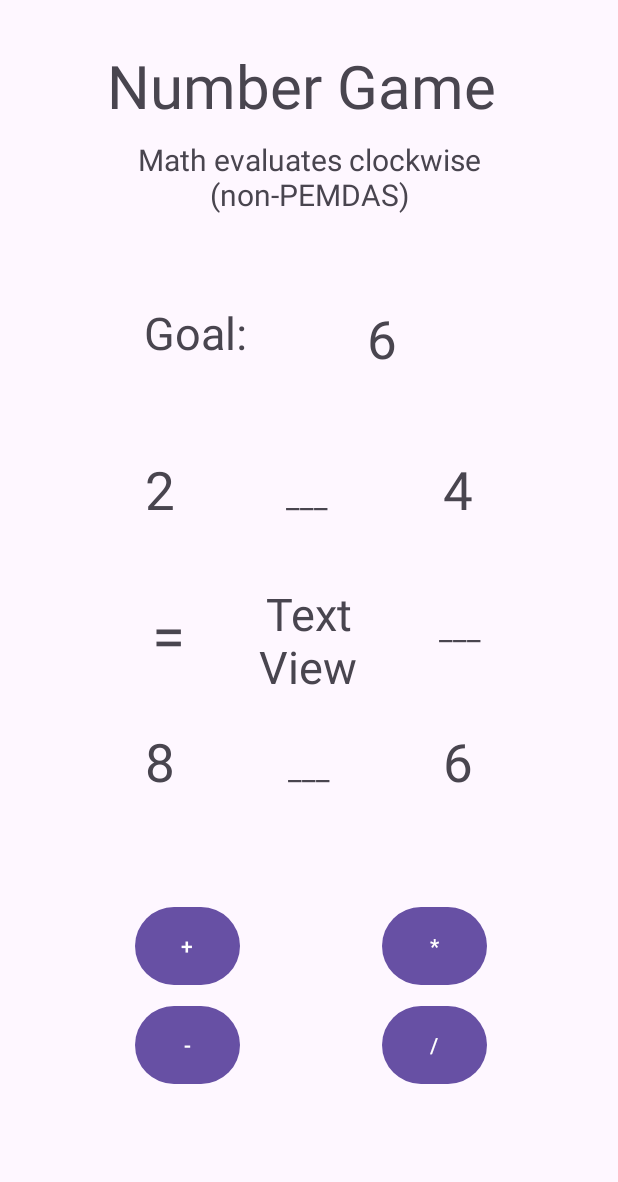
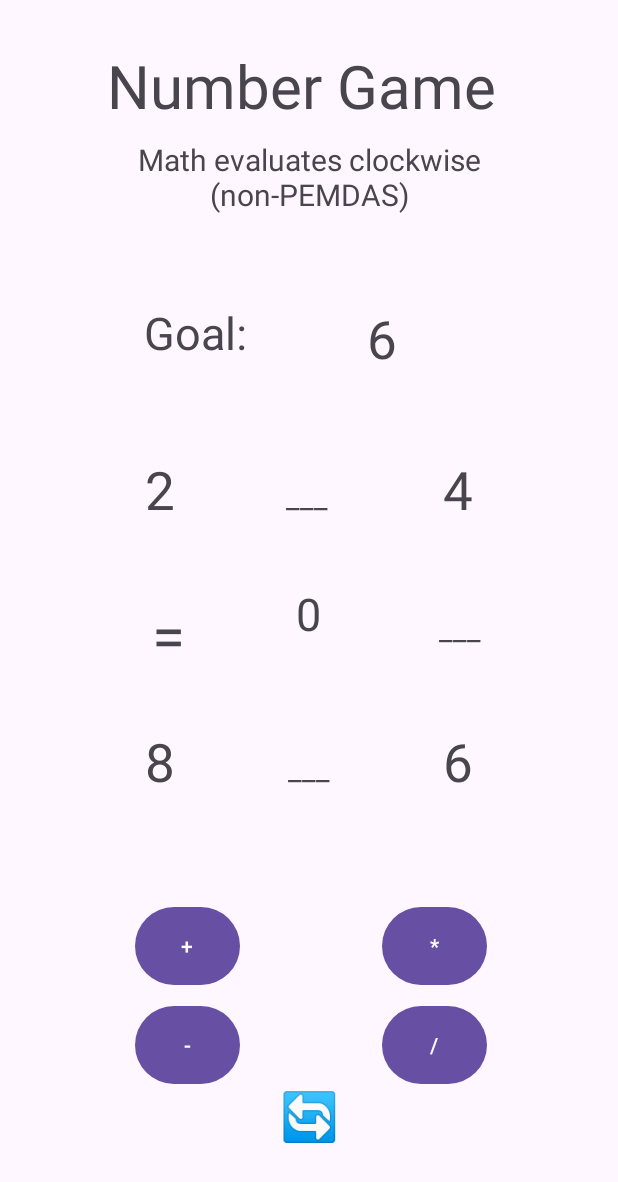
Before and after one commit to tcbrakefield2/kotlin_team_proj, an Android app: the screen it shows after launch (MainActivity), on a phone screen of 412 x 824 dp. Shown: the top 1182 px of the screen. Run offline under Robolectric (Android 15) with nearby library versions, the phone set to English and light mode, and no system bars.

Commit message:
Add files via upload

```diff
--- a/term_proj_8/app/src/main/java/com/example/term_proj_8/MainActivity.kt
+++ b/term_proj_8/app/src/main/java/com/example/term_proj_8/MainActivity.kt
@@ -10,6 +10,9 @@ import android.widget.TextView
 import android.widget.Toast
 
 class MainActivity : AppCompatActivity() {
+
+    private val opButtons = mutableListOf<Button>()
+
     override fun onCreate(savedInstanceState: Bundle?) {
         super.onCreate(savedInstanceState)
         enableEdgeToEdge()
@@ -21,19 +24,29 @@ class MainActivity : AppCompatActivity() {
         }
 
         // TODO:
-        // Add processing for all operations (+ - * /)
-        // Iterate through boxes to read operations
-        // Calculate values as it goes
-        // Display Goal
-        // Check Values as operations are places
-        // Check end value equals goal value
-        // Reset button to clear operations
+        // Add processing for all operations (+ - * /) ✓
+        // Iterate through boxes to read operations ✓
+        // Calculate values as it goes ✓
+        // Display Goal ✓
+        // Check end value equals goal value ✓
+        // Reset button to clear operations -- Added Reset Button, need to make reset and give visual feedback
 
         val textNum1 = findViewById<TextView>(R.id.num_1)
         val textNum2 = findViewById<TextView>(R.id.num_2)
         val textNum3 = findViewById<TextView>(R.id.num_3)
         val textNum4 = findViewById<TextView>(R.id.num_4)
         val textNum5 = findViewById<TextView>(R.id.goalVal)
+
+        var operations = ArrayList<String>(3)
+        val maxPosition = 3
+        var currValue = 0
+        var position = 0
+
+        opButtons.add(findViewById<Button>(R.id.add_btn))
+        opButtons.add(findViewById<Button>(R.id.sub_btn))
+        opButtons.add(findViewById<Button>(R.id.div_btn))
+        opButtons.add(findViewById<Button>(R.id.mult_btn))
+
         val textNumBoxes = ArrayList<TextView>()
         textNumBoxes.add(textNum1)
         textNumBoxes.add(textNum2)
@@ -42,16 +55,97 @@ class MainActivity : AppCompatActivity() {
         textNumBoxes.add(textNum5)
 
         val addButton: Button = findViewById(R.id.add_btn)
-        val operator_1 = findViewById<TextView>(R.id.operator_1)
+        val subButton: Button = findViewById(R.id.sub_btn)
+        val multButton: Button = findViewById(R.id.mult_btn)
+        val divButton: Button = findViewById(R.id.div_btn)
+
+        val operator1 = findViewById<TextView>(R.id.operator_1)
+        val operator2 = findViewById<TextView>(R.id.operator_2)
+        val operator3 = findViewById<TextView>(R.id.operator_3)
+
+        val currValueText = findViewById<TextView>(R.id.currVal)
+
+        val currOperators = ArrayList<TextView>()
+        currOperators.add(operator1)
+        currOperators.add(operator2)
+        currOperators.add(operator3)
+
+        val Instructions = findViewById<TextView>(R.id.Instructions)
         val nums = intArrayOf(2, 4, 6, 8, 6)
+        val goalValue = nums[4]
+
+        addButton.setOnClickListener {
+            setOperation("+", position, currOperators)
+            if (currValue == 0)
+            {
+                currValue = nums[position] + nums[position + 1]
+            } else {
+                currValue += nums[position + 1]
+            }
+            setCurrValue(currValue, currValueText)
+            position++
+
+            // !!! Evaluates if player wins, checks if current value == goal value
+            // and if position is in final position
+            if ((currValue == goalValue) && (position == maxPosition)) {
+                Instructions.text = "You win!"
+            }
+        }
+
+        subButton.setOnClickListener {
+            setOperation("-", position, currOperators)
+            if (currValue == 0)
+            {
+                currValue = nums[position] - nums[position + 1]
+            } else {
+                currValue -= nums[position + 1]
+            }
+            setCurrValue(currValue, currValueText)
+            position++
+
+            if ((currValue == goalValue) && (position == maxPosition)) {
+                Instructions.text = "You win!"
+            }
+        }
+        multButton.setOnClickListener {
+            setOperation("*", position, currOperators)
+            if (currValue == 0)
+            {
+                currValue = nums[position] * nums[position + 1]
+            } else {
+                currValue *= nums[position + 1]
+            }
+            setCurrValue(currValue, currValueText)
+            position++
+
+            if ((currValue == goalValue) && (position == maxPosition)) {
+                Instructions.text = "You win!"
+            }
+        }
+        divButton.setOnClickListener {
+            setOperation("/", position, currOperators)
+            if (currValue == 0)
+            {
+                currValue = nums[position] / nums[position + 1]
+            } else {
+                currValue /= nums[position + 1]
+            }
+            setCurrValue(currValue, currValueText)
+            position++
+
+            if ((currValue == goalValue) && (position == maxPosition)) {
+                Instructions.text = "You win!"
+            }
+        }
+
 
 
         // 2. Attach the click listener lambda
-        addButton.setOnClickListener { view ->
-            // Your click action code goes here
-            Toast.makeText(this, "Addition Sign Added", Toast.LENGTH_SHORT).show()
-            operator_1.text = "+"
-        }
+//        /addButton.setOnClickListener { view ->
+//            // Your click action code goes here
+//            Toast.makeText(this, "Addition Sign Added", Toast.LENGTH_SHORT).show()
+//            operator1.text = "+"
+//        }
 
         initializeGameState(nums, textNumBoxes)
 
@@ -60,9 +154,25 @@ class MainActivity : AppCompatActivity() {
 }
 
 fun initializeGameState(nums:  IntArray, textNumBoxes: ArrayList<TextView>) {
-    textNumBoxes.get(0).text=nums[0].toString();
-    textNumBoxes.get(1).text=nums[1].toString();
-    textNumBoxes.get(2).text=nums[2].toString();
-    textNumBoxes.get(3).text=nums[3].toString();
-    textNumBoxes.get(4).text=nums[4].toString();
+    textNumBoxes.get(0).text=nums[0].toString()
+    textNumBoxes.get(1).text=nums[1].toString()
+    textNumBoxes.get(2).text=nums[2].toString()
+    textNumBoxes.get(3).text=nums[3].toString()
+    textNumBoxes.get(4).text=nums[4].toString()
 }
+
+fun setOperation(operation: String, position: Int, operators: ArrayList<TextView>) {
+    if (position == 0) {
+        operators.get(0).text = operation
+    }
+    if (position == 1) {
+        operators.get(1).text = operation
+    }
+    if (position == 2) {
+        operators.get(2).text = operation
+    }
+}
+
+fun setCurrValue(currValue: Int, currentText: TextView) {
+    currentText.text = currValue.toString()
+}
--- a/term_proj_8/app/src/main/res/layout/activity_main.xml
+++ b/term_proj_8/app/src/main/res/layout/activity_main.xml
@@ -15,7 +15,7 @@
         android:layout_marginTop="155dp"
         android:layout_marginEnd="87dp"
         android:layout_marginBottom="506dp"
-        android:text="TextView"
+        android:text="Goal Box"
         android:textAlignment="center"
         android:textSize="35sp"
         app:layout_constraintBottom_toBottomOf="parent"
@@ -44,7 +44,7 @@
         android:layout_marginTop="342dp"
         android:layout_marginEnd="171dp"
         android:layout_marginBottom="319dp"
-        android:text="TextView"
+        android:text="0"
         android:textAlignment="center"
         android:textSize="30sp"
         app:layout_constraintBottom_toBottomOf="parent"
@@ -92,9 +92,9 @@
         android:layout_marginTop="437dp"
         android:layout_marginEnd="71dp"
         android:layout_marginBottom="224dp"
-        android:text="TextView"
+        android:text="#3"
+        android:textAlignment="center"
         android:textSize="35sp"
-        android:textAlignment="center"
         app:layout_constraintBottom_toBottomOf="parent"
         app:layout_constraintEnd_toEndOf="parent"
         app:layout_constraintStart_toStartOf="parent"
@@ -109,8 +109,8 @@
         android:layout_marginEnd="189dp"
         android:layout_marginBottom="425dp"
         android:text="___"
+        android:textAlignment="center"
         android:textSize="20sp"
-        android:textAlignment="center"
         app:layout_constraintBottom_toBottomOf="parent"
         app:layout_constraintEnd_toEndOf="parent"
         app:layout_constraintStart_toStartOf="parent"
@@ -124,9 +124,9 @@
         android:layout_marginTop="256dp"
         android:layout_marginEnd="71dp"
         android:layout_marginBottom="405dp"
-        android:text="TextView"
+        android:text="#2"
+        android:textAlignment="center"
         android:textSize="35sp"
-        android:textAlignment="center"
         app:layout_constraintBottom_toBottomOf="parent"
         app:layout_constraintEnd_toEndOf="parent"
         app:layout_constraintStart_toStartOf="parent"
@@ -141,8 +141,8 @@
         android:layout_marginEnd="188dp"
         android:layout_marginBottom="244dp"
         android:text="___"
+        android:textAlignment="center"
         android:textSize="20sp"
-        android:textAlignment="center"
         app:layout_constraintBottom_toBottomOf="parent"
         app:layout_constraintEnd_toEndOf="parent"
         app:layout_constraintStart_toStartOf="parent"
@@ -156,9 +156,9 @@
         android:layout_marginTop="256dp"
         android:layout_marginEnd="270dp"
         android:layout_marginBottom="405dp"
-        android:text="TextView"
+        android:text="#1"
+        android:textAlignment="center"
         android:textSize="35sp"
-        android:textAlignment="center"
         app:layout_constraintBottom_toBottomOf="parent"
         app:layout_constraintEnd_toEndOf="parent"
         app:layout_constraintStart_toStartOf="parent"
@@ -173,8 +173,8 @@
         android:layout_marginEnd="87dp"
         android:layout_marginBottom="337dp"
         android:text="___"
+        android:textAlignment="center"
         android:textSize="20sp"
-        android:textAlignment="center"
         app:layout_constraintBottom_toBottomOf="parent"
         app:layout_constraintEnd_toEndOf="parent"
         app:layout_constraintStart_toStartOf="parent"
@@ -188,9 +188,9 @@
         android:layout_marginTop="437dp"
         android:layout_marginEnd="270dp"
         android:layout_marginBottom="224dp"
-        android:text="TextView"
+        android:text="#4"
+        android:textAlignment="center"
         android:textSize="35sp"
-        android:textAlignment="center"
         app:layout_constraintBottom_toBottomOf="parent"
         app:layout_constraintEnd_toEndOf="parent"
         app:layout_constraintStart_toStartOf="parent"
@@ -266,4 +266,28 @@
         app:layout_constraintStart_toStartOf="parent"
         app:layout_constraintTop_toTopOf="parent" />
 
+    <Button
+        android:id="@+id/reset_btn"
+        android:layout_width="70dp"
+        android:layout_height="62dp"
+        android:layout_marginStart="183dp"
+        android:layout_marginTop="678dp"
+        android:layout_marginEnd="183dp"
+        android:layout_marginBottom="16dp"
+        android:layout_weight="1"
+        android:autoSizeTextType="uniform"
+        android:background = "@android:color/transparent"
+        android:gravity="center_horizontal"
+        android:maxLines="1"
+        android:paddingStart="8dp"
+        android:paddingEnd="8dp"
+        android:text="🔄"
+        android:textAlignment="center"
+        android:textSize="20sp"
+        app:layout_constraintBottom_toBottomOf="parent"
+        app:layout_constraintEnd_toEndOf="parent"
+        app:layout_constraintStart_toStartOf="parent"
+        app:layout_constraintTop_toTopOf="parent" />
+
+
 </androidx.constraintlayout.widget.ConstraintLayout>
```
